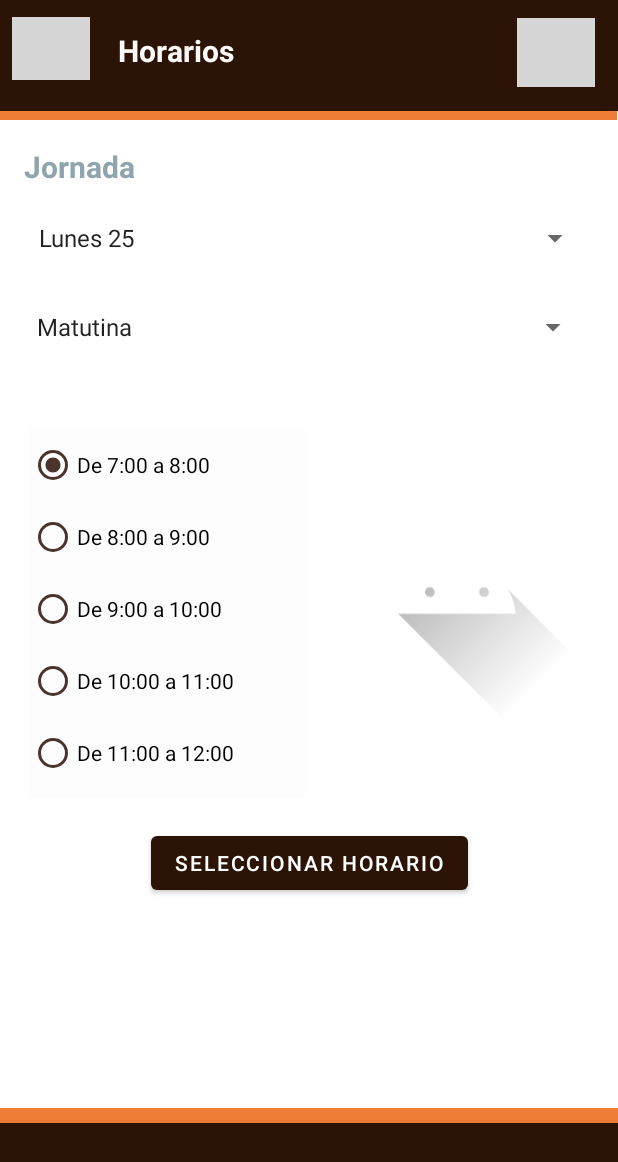
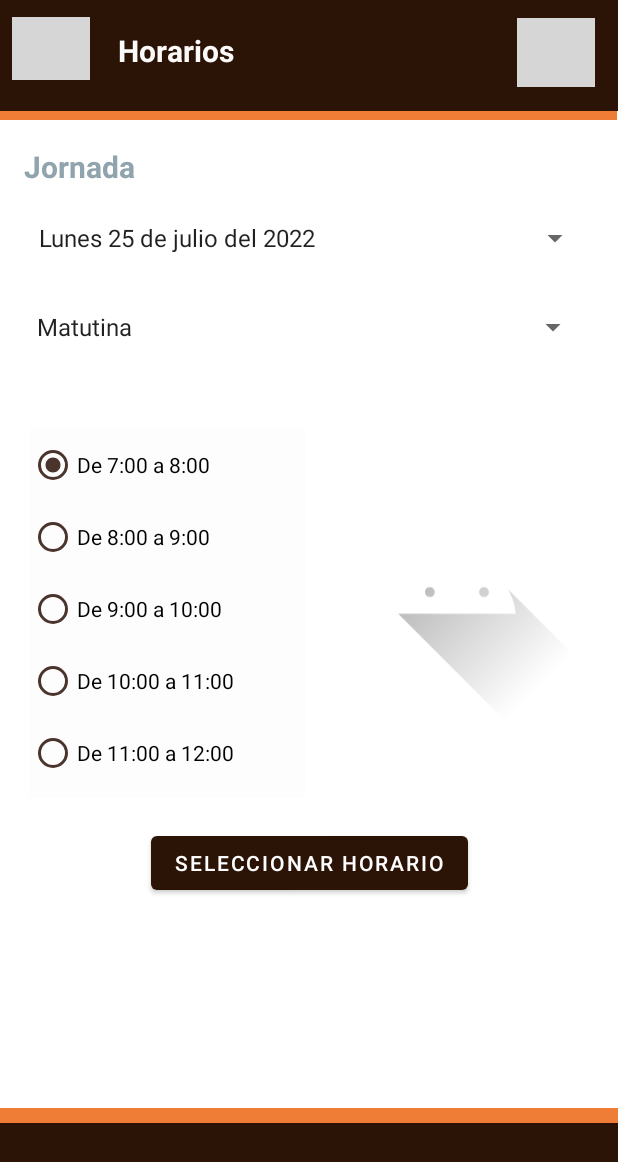
Before and after one commit to Catherine1998/EasyBookingApp, an Android app: the layout activity_horario.xml on its own in the app's theme, with its tools: preview values and no code run, on a phone screen of 412 x 824 dp. Shown: the top 1162 px of the screen. Run offline under Robolectric (Android 15) with nearby library versions, the phone set to English and light mode, and no system bars; grey boxes are pictures that could not be loaded.

Commit message:
Se agrega mes y año a las fechas

```diff
--- a/app/src/main/res/values/strings.xml
+++ b/app/src/main/res/values/strings.xml
@@ -66,13 +66,13 @@
     </string-array>
 
     <string-array name="Dia">
-        <item>Lunes 25</item>
-        <item>Martes 26</item>
-        <item>Miércoles 27</item>
-        <item>Jueves 28</item>
-        <item>Viernes 29</item>
-        <item>Sábado 30</item>
-        <item>Domingo 31</item>
+        <item>Lunes 25 de julio del 2022</item>
+        <item>Martes 26 de julio del 2022</item>
+        <item>Miércoles 27 de julio del 2022</item>
+        <item>Jueves 28 de julio del 2022</item>
+        <item>Viernes 29 de julio del 2022</item>
+        <item>Sábado 30 de julio del 2022</item>
+        <item>Domingo 31 de julio del 2022</item>
     </string-array>
 
 
```
